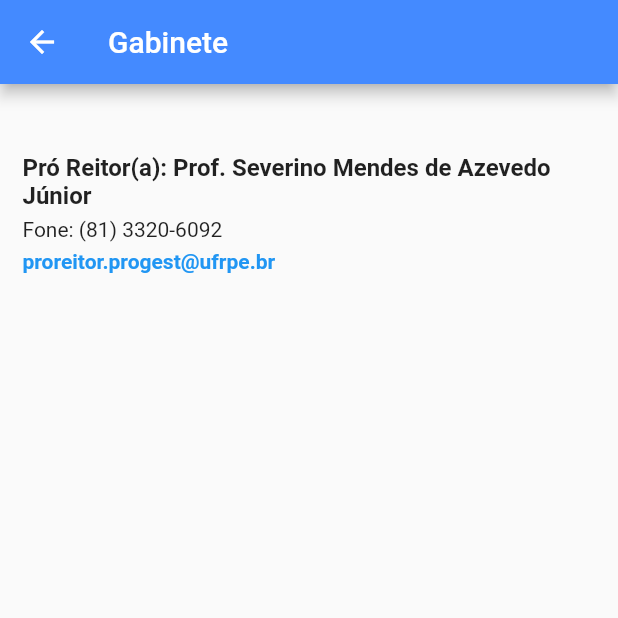
After one commit to gleydsonbrito/progesti-app, a Flutter app: the Gabinete screen opened by its route, on a phone screen of 412 x 824 dp, the top half of it. The commit adds this screen. Run offline on Flutter 3.47's test engine with Material 2 defaults, Android fonts, the phone set to English and light mode, and no system bars; our stand-ins replace get, google_maps_flutter, open_file; network calls fail.

Commit message:
added page Gabinete

```diff
--- a/lib/components/CoordinationListView.dart
+++ b/lib/components/CoordinationListView.dart
@@ -8,6 +8,7 @@ class CoordinationListView extends StatelessWidget {
     var icons = new List<Widget>();
 
     icons = [
+      CoordinationItem("Gabinete", '/gabinete'),
       CoordinationItem("COAP", '/coap'),
       CoordinationItem("CAAP", '/caap'),
       CoordinationItem("CGR", '/cgr'),
--- a/lib/main.dart
+++ b/lib/main.dart
@@ -16,6 +16,7 @@ import 'package:progesti_app/pages/coordenations/cgaru.dart';
 import 'package:progesti_app/pages/coordenations/cgr.dart';
 import 'package:progesti_app/pages/coordenations/coap.dart';
 import 'package:progesti_app/pages/coordenations/copselc.dart';
+import 'package:progesti_app/pages/coordenations/gabinete.dart';
 import 'pages/Home.dart';
 
 void main() {
@@ -41,6 +42,7 @@ void main() {
       '/cgr': (context) => Cgr(),
       '/cgaru': (context) => Cgaru(),
       '/copselc': (context) => Copselc(),
+      '/gabinete': (context) => Gabinete(),
       NewsDetailScreen.routeName: (context) => NewsDetailScreen(),
     },
   ));
--- a/lib/pages/Team.dart
+++ b/lib/pages/Team.dart
@@ -4,7 +4,7 @@ import 'package:progesti_app/components/StandardTexts/StdTitle.dart';
 
 class Team extends StatelessWidget {
   List<String> assistentesSociais = [
-    "Fábia Castro de A. Maranhão (SEDE)",
+    "Fábia Castro de Albuquerque Maranhão (SEDE)",
     "Maria Aparecida Siqueira Ferraz Cornélio (SEDE)",
     "Simone Muniz da Silva (SEDE)",
     "eidiane Torres Sales (UABJ)"
--- /dev/null
+++ b/lib/pages/coordenations/gabinete.dart
@@ -0,0 +1,32 @@
+import 'package:flutter/material.dart';
+import 'package:progesti_app/components/StandardTexts/StdDescription.dart';
+import 'package:progesti_app/components/StandardTexts/StdTitle.dart';
+import 'package:progesti_app/components/StandardTexts/stdEmail.dart';
+
+class Gabinete extends StatelessWidget {
+  @override
+  Widget build(BuildContext context) {
+    return Scaffold(
+      appBar: AppBar(
+        title: Text("Gabinete"),
+        backgroundColor: Colors.blueAccent,
+      ),
+      body: SafeArea(
+        child: SingleChildScrollView(
+          child: Container(
+            margin: EdgeInsets.all(15),
+            child: Column(
+              children: [
+                StdDescription(''),
+                StdTitle(
+                    'Pró Reitor(a): Prof. Severino Mendes de Azevedo Júnior'),
+                StdDescription('Fone: (81) 3320-6092'),
+                StdEmail('proreitor.progest@ufrpe.br'),
+              ],
+            ),
+          ),
+        ),
+      ),
+    );
+  }
+}
```
